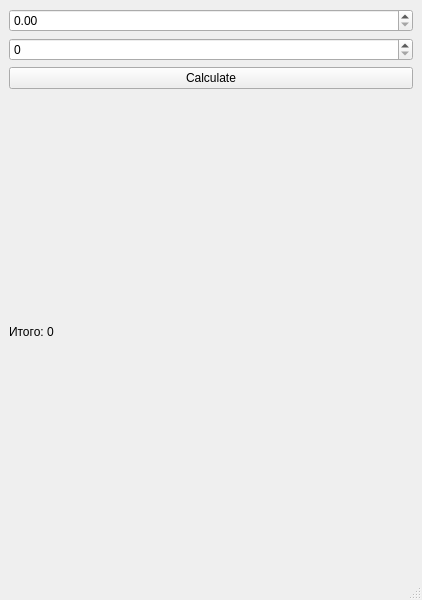
Before: the Qt Designer form mainwindow.ui in KovalkovN/qt-smart-calculator, drawn with Qt 5.
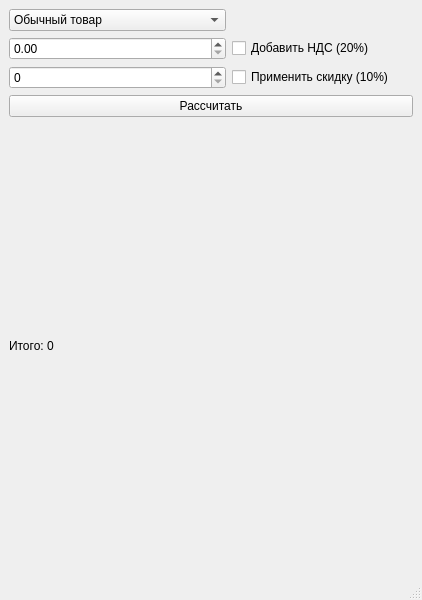
After: the same form once the commit is applied.

Commit message: Added Factory pattern, improved UI

The edit to the form file:
```diff
--- a/mainwindow.ui
+++ b/mainwindow.ui
@@ -15,30 +15,58 @@
   </property>
   <widget class="QWidget" name="centralwidget">
    <layout class="QGridLayout" name="gridLayout">
-    <item row="4" column="0">
-     <widget class="QPushButton" name="calcButton">
-      <property name="text">
-       <string>Calculate</string>
-      </property>
-     </widget>
-    </item>
-    <item row="1" column="0">
+    <item row="2" column="0">
      <widget class="QSpinBox" name="qtyInput"/>
     </item>
-    <item row="0" column="0">
+    <item row="1" column="0">
      <widget class="QDoubleSpinBox" name="priceInput">
       <property name="maximum">
        <double>1000000.000000000000000</double>
       </property>
      </widget>
     </item>
-    <item row="5" column="0">
+    <item row="6" column="0">
      <widget class="QLabel" name="resultLabel">
       <property name="text">
        <string>Итого: 0</string>
       </property>
      </widget>
     </item>
+    <item row="0" column="0">
+     <widget class="QComboBox" name="productTypeCombo">
+      <item>
+       <property name="text">
+        <string>Обычный товар</string>
+       </property>
+      </item>
+      <item>
+       <property name="text">
+        <string>Премиум товар (на 50% дороже)</string>
+       </property>
+      </item>
+     </widget>
+    </item>
+    <item row="1" column="1">
+     <widget class="QCheckBox" name="taxCheck">
+      <property name="text">
+       <string>Добавить НДС (20%)</string>
+      </property>
+     </widget>
+    </item>
+    <item row="2" column="1">
+     <widget class="QCheckBox" name="discountCheck">
+      <property name="text">
+       <string>Применить скидку (10%)</string>
+      </property>
+     </widget>
+    </item>
+    <item row="5" column="0" colspan="2">
+     <widget class="QPushButton" name="calcButton">
+      <property name="text">
+       <string>Рассчитать</string>
+      </property>
+     </widget>
+    </item>
    </layout>
   </widget>
   <widget class="QMenuBar" name="menubar">
```
The commit also changes 6 other files.
